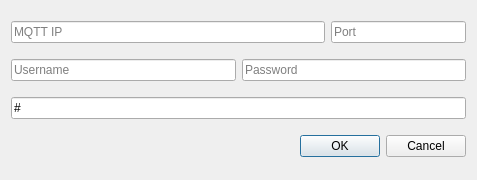
The window that src/ui/qtdesigner/MqttConnectionDialog.ui (clemensd1/smarc_qgis_mission_control) describes before a commit, drawn with Qt 5.
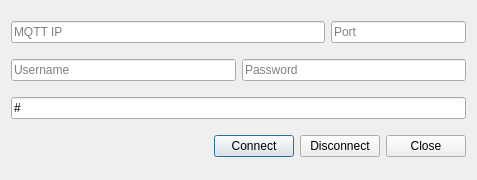
The same window after the commit.

Commit message:
MQTT disconnect/connect
MQTT pop-up window modified such that you can (re)connect and disconnect and manually close the window

```diff
--- a/src/ui/qtdesigner/MqttConnectionDialog.ui
+++ b/src/ui/qtdesigner/MqttConnectionDialog.ui
@@ -91,14 +91,42 @@
     </widget>
    </item>
    <item>
-    <widget class="QDialogButtonBox" name="buttonBox">
-     <property name="orientation">
-      <enum>Qt::Horizontal</enum>
-     </property>
-     <property name="standardButtons">
-      <set>QDialogButtonBox::Cancel|QDialogButtonBox::Ok</set>
-     </property>
-    </widget>
+    <layout class="QHBoxLayout" name="buttonBox">
+     <item>
+      <spacer name="horizontalSpacer">
+       <property name="orientation">
+        <enum>Qt::Horizontal</enum>
+       </property>
+       <property name="sizeHint" stdset="0">
+        <size>
+         <width>40</width>
+         <height>20</height>
+        </size>
+       </property>
+      </spacer>
+     </item>
+     <item>
+      <widget class="QPushButton" name="connectButton">
+       <property name="text">
+        <string>Connect</string>
+       </property>
+      </widget>
+     </item>
+     <item>
+      <widget class="QPushButton" name="disconnectButton">
+       <property name="text">
+        <string>Disconnect</string>
+       </property>
+      </widget>
+     </item>
+     <item>
+      <widget class="QPushButton" name="closeButton">
+       <property name="text">
+        <string>Close</string>
+       </property>
+      </widget>
+     </item>
+    </layout>
    </item>
   </layout>
  </widget>
```
Left out of the diff: 35 changed lines with no effect on the pictures. The commit also changes 4 other files.
